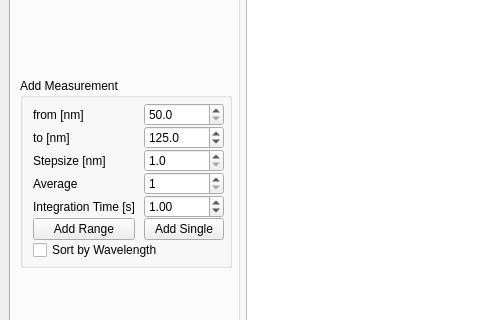
Above: GUI/dependencies/mainWindow.ui from Davidxdydz/VUVControl before the change; both pictures show x 0 to 480 and y 87 to 407 of the 942 by 497 pixel window. Below: the same form after it.
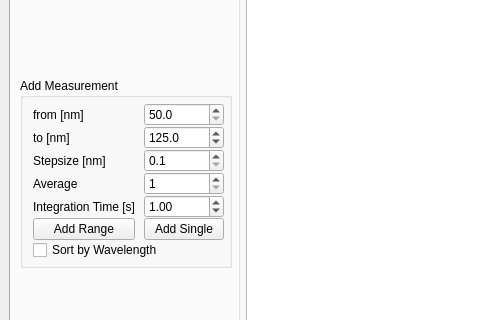
That is the form after the change.

Commit message: decreased minimum step size

What changed in the file:
```diff
--- a/GUI/dependencies/mainWindow.ui
+++ b/GUI/dependencies/mainWindow.ui
@@ -282,7 +282,7 @@
                   <number>1</number>
                  </property>
                  <property name="minimum">
-                  <double>1.000000000000000</double>
+                  <double>0.100000000000000</double>
                  </property>
                  <property name="maximum">
                   <double>200.000000000000000</double>
```
